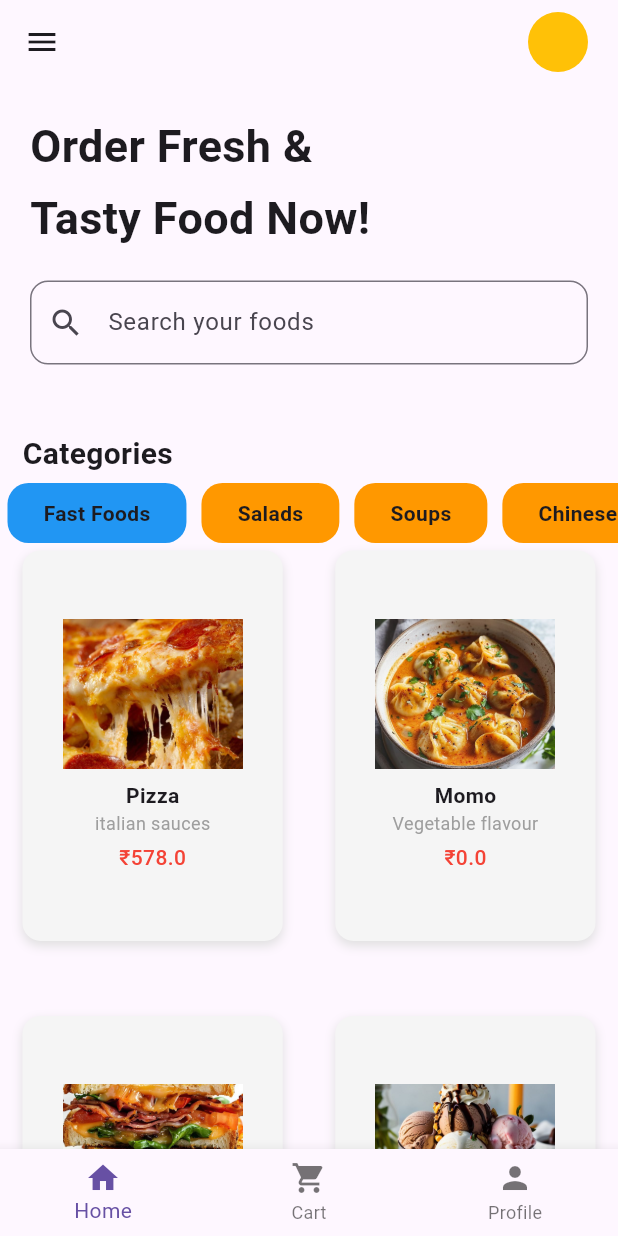
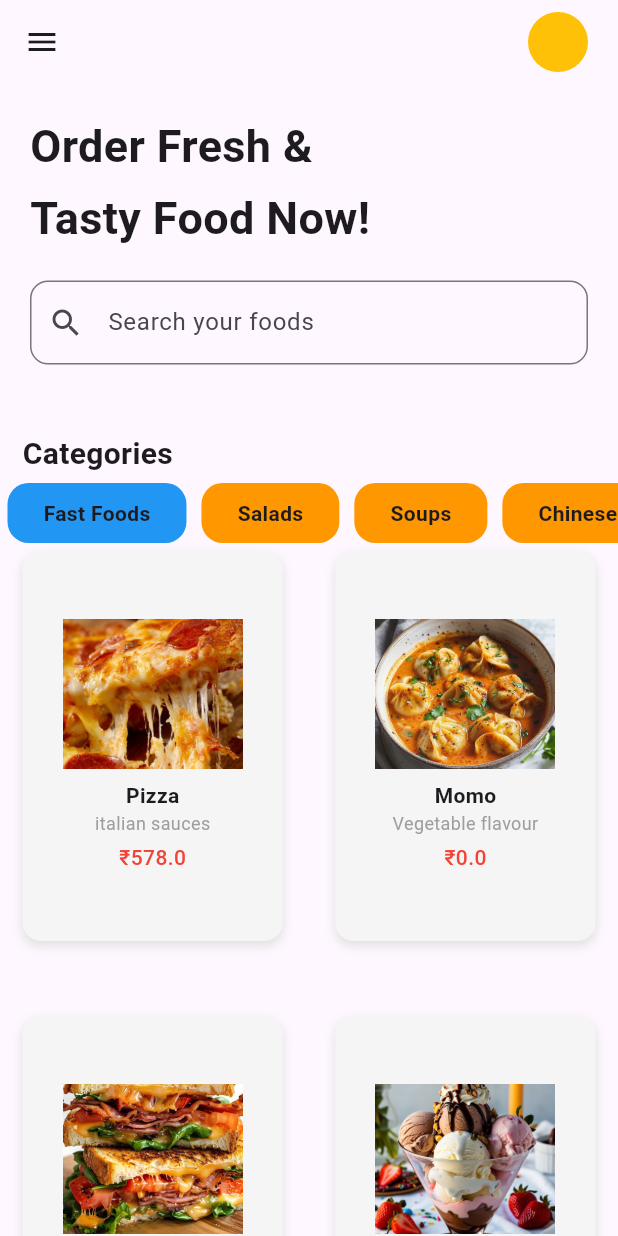
Before and after one commit to sailesh818/delivery_app, a Flutter app: the HomePage screen opened directly, on a phone screen of 412 x 824 dp. Run offline on Flutter 3.47's test engine with Material 3 defaults, Android fonts, the phone set to English and light mode, and no system bars.

Commit message:
navigation page added

```diff
--- a/lib/homescreen/page/home_page.dart
+++ b/lib/homescreen/page/home_page.dart
@@ -1,8 +1,6 @@
 import 'package:flutter/material.dart';
 import 'package:food_delivery_app/details_page/page/details_page.dart';
 import 'package:food_delivery_app/homescreen/model/foods_model.dart';
-import 'package:food_delivery_app/profile/page/profile_page.dart';
-import 'package:food_delivery_app/recipes_creator/page/recipes_creator_page.dart';
 
 // ignore: must_be_immutable
 class HomePage extends StatefulWidget {
@@ -13,22 +11,8 @@ class HomePage extends StatefulWidget {
 }
 
 class _HomePageState extends State<HomePage> {
-  Widget buildBody() {
-    switch (_selectedIndex) {
-      case 0:
-        return homeContent();
-      case 1:
-        return RecipesCreatorPage();
-      case 2:
-        return ProfilePage();
-      default:
-        return homeContent();
-    }
-  }
-
   final searchmenu = TextEditingController();
   int selectedCategoryIndex = 0;
-  int _selectedIndex = 0;
 
   List categoryList = [
     "Fast Foods",
@@ -79,28 +63,7 @@ class _HomePageState extends State<HomePage> {
           ),
         ],
       ),
-      body: buildBody(),
-      bottomNavigationBar: BottomNavigationBar(
-        currentIndex: _selectedIndex,
-        onTap: (int index) {
-          setState(() {
-            _selectedIndex = index;
-          });
-        },
-        items: const [
-          BottomNavigationBarItem(icon: Icon(Icons.home), label: 'Home'),
-          BottomNavigationBarItem(
-            icon: Icon(Icons.shopping_cart),
-            label: 'Cart',
-          ),
-          BottomNavigationBarItem(icon: Icon(Icons.person), label: 'Profile'),
-        ],
-      ),
-    );
-  }
-
-  Widget homeContent() {
-    return SingleChildScrollView(
+      body: SingleChildScrollView(
         child: Column(
           children: [
             SizedBox(height: 20),
@@ -260,6 +223,7 @@ class _HomePageState extends State<HomePage> {
             ),
           ],
         ),
+      ),
     );
   }
 }
--- a/lib/recipes_creator/page/recipes_creator_page.dart
+++ b/lib/recipes_creator/page/recipes_creator_page.dart
@@ -5,6 +5,6 @@ class RecipesCreatorPage extends StatelessWidget {
 
   @override
   Widget build(BuildContext context) {
-    return Scaffold(body: Center(child: Text('Create your own recipes now!')));
+    return Scaffold(body: Center(child: Text('Buy your own carts now!')));
   }
 }
--- a/lib/routes/routes.dart
+++ b/lib/routes/routes.dart
@@ -2,13 +2,15 @@ import 'package:flutter/material.dart';
 //import 'package:food_delivery_app/details_page/page/details_page.dart';
 import 'package:food_delivery_app/homescreen/page/home_page.dart';
 import 'package:food_delivery_app/login/page/login_page.dart';
+import 'package:food_delivery_app/navigation_bar/page/navigation_bar_page.dart';
 import 'package:food_delivery_app/profile/page/profile_page.dart';
 import 'package:food_delivery_app/recipes_creator/page/recipes_creator_page.dart';
 
 class Approutes {
   static Map<String, WidgetBuilder> routes = {
+    "/": (context) => NavigationBarPage(),
     "/Login": (context) => LoginPage(),
-    "/": (context) => HomePage(),
+    "/home": (context) => HomePage(),
     "/profile": (context) => ProfilePage(),
     "/recipes": (context) => RecipesCreatorPage(),
     //"/FoodDetails": (context) => FoodDetailsPage(),
```
Also changed, not shown: lib/navigation_bar/page/navigation_bar_page.dart (added, +51 -0 lines). Lines whose indentation alone changed are shown as unchanged.
